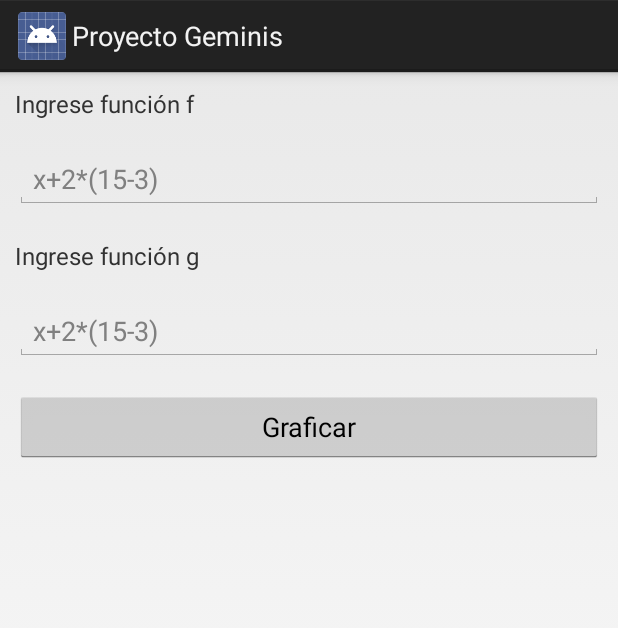
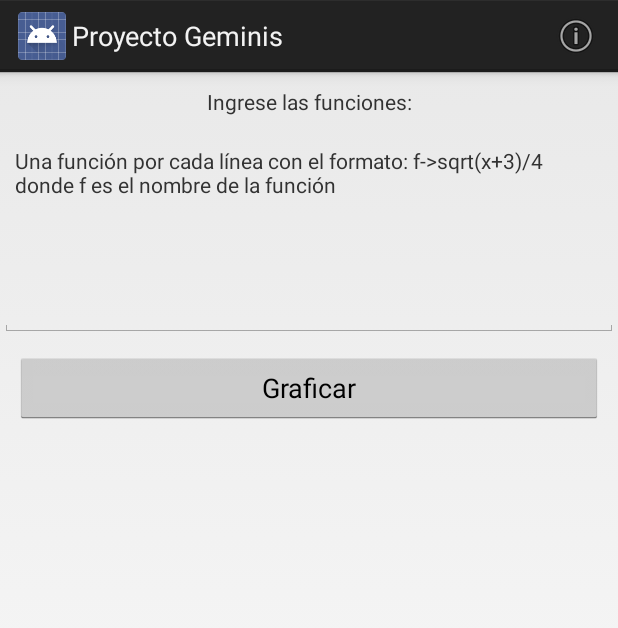
Before and after one commit to slopezv2/Geminis, an Android app: the screen it shows after launch (GraficadorEntrada before the commit, GraficadorEntradaActividad after it), after a tap on "Graficador", on a phone screen of 412 x 824 dp. Shown: the top 628 px of the screen. Run offline under Robolectric (Android 15) with nearby library versions, the phone set to English and light mode, and no system bars.

Commit message:
Se estructura el botón de ayudas y se inicia a trabajar en el graficador

```diff
--- a/app/build.gradle
+++ b/app/build.gradle
@@ -24,6 +24,7 @@ dependencies {
     androidTestCompile('com.android.support.test.espresso:espresso-core:2.2.2', {
         exclude group: 'com.android.support', module: 'support-annotations'
     })
+    compile 'com.android.support:appcompat-v7:25.3.1'
     compile 'com.android.support.constraint:constraint-layout:1.0.2'
     compile 'com.udojava:EvalEx:1.9'
     compile 'com.androidplot:androidplot-core:1.5.1'
--- a/app/src/main/AndroidManifest.xml
+++ b/app/src/main/AndroidManifest.xml
@@ -22,7 +22,8 @@
         <activity android:name=".actividades.sistemasecuaciones.MenuSistemasEcuacionesActividad" />
         <activity android:name=".actividades.interpolacion.MenuInterpolacionActividad" />
         <activity android:name=".actividades.utilidades.GraficadorActividad" />
-        <activity android:name=".actividades.utilidades.GraficadorEntrada"></activity>
+        <activity android:name=".actividades.utilidades.GraficadorEntradaActividad" />
+        <activity android:name=".actividades.ActividadBase"></activity>
     </application>
 
 </manifest>
--- /dev/null
+++ b/app/src/main/java/eafit/geminis/actividades/ActividadBase.java
@@ -0,0 +1,42 @@
+package eafit.geminis.actividades;
+
+import android.app.Activity;
+import android.app.Notification;
+import android.content.Context;
+import android.os.Bundle;
+import android.os.Message;
+import android.view.Menu;
+import android.view.MenuInflater;
+import android.view.MenuItem;
+import android.widget.Toast;
+
+import eafit.geminis.R;
+
+public class ActividadBase extends Activity {
+    protected Context contexto;
+    protected String mensajeAyuda;
+    @Override
+    protected void onCreate(Bundle savedInstanceState) {
+        contexto = getApplicationContext();
+        super.onCreate(savedInstanceState);
+    }
+    @Override
+    public boolean onCreateOptionsMenu(Menu menu){
+        MenuInflater inflater = getMenuInflater();
+        inflater.inflate(R.menu.menu,menu);
+        return true;
+    }
+    @Override
+    public boolean onOptionsItemSelected(MenuItem item) {
+        switch (item.getItemId()) {
+            case R.id.AcercaDe:
+                // do what you want here
+                //TODO
+                Toast.makeText(contexto,"Ayuda y demás en construcción",Toast.LENGTH_SHORT).show();
+
+                return true;
+            default:
+                return super.onOptionsItemSelected(item);
+        }
+    }
+}
--- a/app/src/main/java/eafit/geminis/actividades/MainActivity.java
+++ b/app/src/main/java/eafit/geminis/actividades/MainActivity.java
@@ -1,21 +1,18 @@
 package eafit.geminis.actividades;
 
-import android.app.Activity;
 import android.content.Intent;
 import android.os.Bundle;
 import android.view.View;
 import android.widget.AdapterView;
 import android.widget.ArrayAdapter;
 import android.widget.ListView;
-import android.widget.Toast;
 
 import eafit.geminis.R;
 import eafit.geminis.actividades.ecuacionesunavariable.MenuUnaVariableActividad;
 import eafit.geminis.actividades.interpolacion.MenuInterpolacionActividad;
-import eafit.geminis.actividades.utilidades.GraficadorActividad;
-import eafit.geminis.actividades.utilidades.GraficadorEntrada;
+import eafit.geminis.actividades.utilidades.GraficadorEntradaActividad;
 
-public class MainActivity extends Activity {
+public class MainActivity extends ActividadBase {
 
     private static ListView listaMetodos;
     private static String[] metodos;
@@ -27,6 +24,7 @@ public class MainActivity extends Activity {
         metodos = getResources().getStringArray(R.array.OpcionesMenuInicio);
         inicializarLista();
     }
+
     private void inicializarLista(){
         ArrayAdapter<String>adapter = new ArrayAdapter<String>(this,R.layout.item_metodos_lista,metodos);
         listaMetodos.setAdapter(adapter);
@@ -50,7 +48,7 @@ public class MainActivity extends Activity {
                                 startActivity(intent);
                                 break;
                             case "Graficador":
-                                    intent = new Intent(MainActivity.this, GraficadorEntrada.class);
+                                    intent = new Intent(MainActivity.this, GraficadorEntradaActividad.class);
                                     startActivity(intent);
                                 break;
                         }
--- a/app/src/main/java/eafit/geminis/actividades/ecuacionesunavariable/BiseccionActividad.java
+++ b/app/src/main/java/eafit/geminis/actividades/ecuacionesunavariable/BiseccionActividad.java
@@ -4,8 +4,9 @@ import android.app.Activity;
 import android.os.Bundle;
 
 import eafit.geminis.R;
+import eafit.geminis.actividades.ActividadBase;
 
-public class BiseccionActividad extends Activity {
+public class BiseccionActividad extends ActividadBase {
 
     @Override
     protected void onCreate(Bundle savedInstanceState) {
--- a/app/src/main/java/eafit/geminis/actividades/ecuacionesunavariable/BusquedasActividad.java
+++ b/app/src/main/java/eafit/geminis/actividades/ecuacionesunavariable/BusquedasActividad.java
@@ -4,8 +4,9 @@ import android.app.Activity;
 import android.os.Bundle;
 
 import eafit.geminis.R;
+import eafit.geminis.actividades.ActividadBase;
 
-public class BusquedasActividad extends Activity {
+public class BusquedasActividad extends ActividadBase {
 
     @Override
     protected void onCreate(Bundle savedInstanceState) {
--- a/app/src/main/java/eafit/geminis/actividades/ecuacionesunavariable/MenuUnaVariableActividad.java
+++ b/app/src/main/java/eafit/geminis/actividades/ecuacionesunavariable/MenuUnaVariableActividad.java
@@ -4,8 +4,9 @@ import android.app.Activity;
 import android.os.Bundle;
 
 import eafit.geminis.R;
+import eafit.geminis.actividades.ActividadBase;
 
-public class MenuUnaVariableActividad extends Activity {
+public class MenuUnaVariableActividad extends ActividadBase {
 
     @Override
     protected void onCreate(Bundle savedInstanceState) {
--- a/app/src/main/java/eafit/geminis/actividades/interpolacion/MenuInterpolacionActividad.java
+++ b/app/src/main/java/eafit/geminis/actividades/interpolacion/MenuInterpolacionActividad.java
@@ -4,8 +4,9 @@ import android.app.Activity;
 import android.os.Bundle;
 
 import eafit.geminis.R;
+import eafit.geminis.actividades.ActividadBase;
 
-public class MenuInterpolacionActividad extends Activity {
+public class MenuInterpolacionActividad extends ActividadBase {
 
     @Override
     protected void onCreate(Bundle savedInstanceState) {
--- a/app/src/main/java/eafit/geminis/actividades/sistemasecuaciones/MenuSistemasEcuacionesActividad.java
+++ b/app/src/main/java/eafit/geminis/actividades/sistemasecuaciones/MenuSistemasEcuacionesActividad.java
@@ -4,8 +4,9 @@ import android.app.Activity;
 import android.os.Bundle;
 
 import eafit.geminis.R;
+import eafit.geminis.actividades.ActividadBase;
 
-public class MenuSistemasEcuacionesActividad extends Activity {
+public class MenuSistemasEcuacionesActividad extends ActividadBase {
 
     @Override
     protected void onCreate(Bundle savedInstanceState) {
--- a/app/src/main/java/eafit/geminis/actividades/utilidades/GraficadorActividad.java
+++ b/app/src/main/java/eafit/geminis/actividades/utilidades/GraficadorActividad.java
@@ -7,8 +7,9 @@ import com.androidplot.Plot;
 import com.androidplot.xy.XYPlot;
 
 import eafit.geminis.R;
+import eafit.geminis.actividades.ActividadBase;
 
-public class GraficadorActividad extends Activity {
+public class GraficadorActividad extends ActividadBase {
     private XYPlot grafico;
     @Override
     protected void onCreate(Bundle savedInstanceState) {
--- a/app/src/main/java/eafit/geminis/actividades/utilidades/GraficadorEntrada.java
+++ b/app/src/main/java/eafit/geminis/actividades/utilidades/GraficadorEntradaActividad.java
@@ -1,27 +1,32 @@
 package eafit.geminis.actividades.utilidades;
 
-import android.app.Activity;
 import android.content.Intent;
 import android.os.Bundle;
 import android.view.View;
 import android.widget.Button;
+import android.widget.LinearLayout;
+
+import java.util.ArrayList;
 
 import eafit.geminis.R;
+import eafit.geminis.actividades.ActividadBase;
 
-public class GraficadorEntrada extends Activity {
-
+public class GraficadorEntradaActividad extends ActividadBase {
+    private LinearLayout layout;
+    private ArrayList<String> funciones;
     @Override
     protected void onCreate(Bundle savedInstanceState) {
+        funciones = new ArrayList<String>();
+        mensajeAyuda = "entrada_graficador";
         super.onCreate(savedInstanceState);
         setContentView(R.layout.actividad_graficador_entrada);
         Button bt_graficar = (Button) findViewById(R.id.bt_graficar);
         bt_graficar.setOnClickListener(new View.OnClickListener() {
             public void onClick(View v) {
-                Intent intent = new Intent(GraficadorEntrada.this,GraficadorActividad.class);
+                Intent intent = new Intent(GraficadorEntradaActividad.this,GraficadorActividad.class);
                 startActivity(intent);
             }
         });
-
     }
 
 }
--- a/app/src/main/res/layout/actividad_graficador_entrada.xml
+++ b/app/src/main/res/layout/actividad_graficador_entrada.xml
@@ -1,44 +1,45 @@
 <?xml version="1.0" encoding="utf-8"?>
-<LinearLayout xmlns:android="http://schemas.android.com/apk/res/android"
-    xmlns:app="http://schemas.android.com/apk/res-auto"
+<ScrollView xmlns:android="http://schemas.android.com/apk/res/android"
+
     xmlns:tools="http://schemas.android.com/tools"
     android:layout_width="match_parent"
     android:layout_height="match_parent"
-    android:orientation="vertical"
-    tools:context="eafit.geminis.actividades.utilidades.GraficadorEntrada">
+    tools:context="eafit.geminis.actividades.utilidades.GraficadorEntradaActividad"
+
+    >
+    <LinearLayout
+        android:layout_width="match_parent"
+        android:layout_height="wrap_content"
+        android:id="@+id/entrada_graficador_layout"
+        android:orientation="vertical">
         <TextView
             android:layout_width="match_parent"
             android:layout_height="wrap_content"
+            android:textAlignment="center"
             android:text="@string/pista_funcion_f"
-        android:textSize="@dimen/tamanio_entrada"
             android:layout_margin="@dimen/margen_abajo_entrada"
-        />
-    <EditText
-        android:layout_height="wrap_content"
-        android:layout_width="match_parent"
-        android:hint="@string/pista_ecuaciones_una_variable"
-        android:layout_margin="@dimen/margen_abajo_entrada"
-
             />
         <TextView
             android:layout_width="match_parent"
             android:layout_height="wrap_content"
-        android:text="@string/pista_funcion_g"
-        android:textSize="@dimen/tamanio_entrada"
+            android:text="@string/pista_entrada_funciones"
             android:layout_margin="@dimen/margen_abajo_entrada"
             />
         <EditText
+            android:layout_width="match_parent"
             android:layout_height="wrap_content"
-        android:layout_width="match_parent"
-        android:hint="@string/pista_ecuaciones_una_variable"
-        android:layout_marginBottom="@dimen/margen_abajo_entrada"
-        android:layout_margin="@dimen/margen_abajo_entrada"
-        />
+            android:inputType="textMultiLine"
+            android:minLines="3"
+            android:layout_weight="1"/>
         <Button
             android:layout_height="wrap_content"
             android:layout_width="match_parent"
+            android:id="@+id/bt_graficar"
             android:layout_margin="@dimen/margen_abajo_entrada"
             android:text="@string/texto_btgraficar"
-         android:id="@+id/bt_graficar"/>
+            android:layout_weight="1"
+            />
 
     </LinearLayout>
+
+</ScrollView>
--- a/app/src/main/res/layout/activity_main.xml
+++ b/app/src/main/res/layout/activity_main.xml
@@ -2,9 +2,10 @@
 <LinearLayout xmlns:android="http://schemas.android.com/apk/res/android"
     android:layout_width="match_parent"
     android:layout_height="match_parent"
+    xmlns:tool="http://schemas.android.com/tools"
     android:orientation="vertical"
-    android:padding="20dp"
-    >
+    tool:actionBarNavMode="list"
+    android:padding="20dp">
     <ImageView
         android:layout_width="match_parent"
         android:layout_height="wrap_content"
@@ -18,7 +19,7 @@
         android:textAlignment="center"
         android:textSize="@dimen/tamanio_titulos"
         android:layout_margin="@dimen/margen_abajo_entrada"/>
-        />
+
     <ListView
         android:layout_width="match_parent"
         android:layout_height="match_parent"
--- /dev/null
+++ b/app/src/main/res/menu/menu.xml
@@ -0,0 +1,10 @@
+<?xml version="1.0" encoding="utf-8"?>
+<menu xmlns:android="http://schemas.android.com/apk/res/android"
+    xmlns:tools="http://schemas.android.com/tools"
+    tools:ignore="AppCompatResource">
+    <item
+        android:id="@+id/AcercaDe"
+        android:icon="@android:drawable/ic_menu_info_details"
+        android:title="@string/detalles"
+        android:showAsAction="always" />
+</menu>
--- a/app/src/main/res/values/strings.xml
+++ b/app/src/main/res/values/strings.xml
@@ -5,10 +5,13 @@
     <string name="titulo_interpolacion">Interpolación</string>
     <string name="titulo_sistema_ecuaciones">Sistema de Ecuaciones</string>
     <string name="titulo_graficador">Graficador</string>
-    <string name="pista_funcion_f">Ingrese función f</string>
-    <string name="pista_funcion_g">Ingrese función g</string>
+    <string name="pista_funcion_f">Ingrese las funciones:</string>
     <string name="pista_ecuaciones_una_variable">x+2*(15-3)</string>
+    <string name="pista_entrada_funciones">Una función por cada línea con el formato:
+        f->sqrt(x+3)/4 donde f es el nombre de la función</string>
     <string name="texto_btgraficar">Graficar</string>
+    <string name="detalles">detalles</string>
+    <string name="Agregar_ecuacion">Agregar ecuación</string>
     <string-array name="OpcionesMenuInicio">
         <item>Ecuaciones de una variable</item>
         <item>Sistema de ecuaciones</item>
--- a/app/src/main/res/values/styles.xml
+++ b/app/src/main/res/values/styles.xml
@@ -3,6 +3,6 @@
     <!-- Base application theme. -->
     <style name="AppTheme" parent="android:Theme.Holo.Light.DarkActionBar">
         <!-- Customize your theme here. -->
+
     </style>
-
 </resources>
```
Lines whose indentation alone changed are shown as unchanged.
